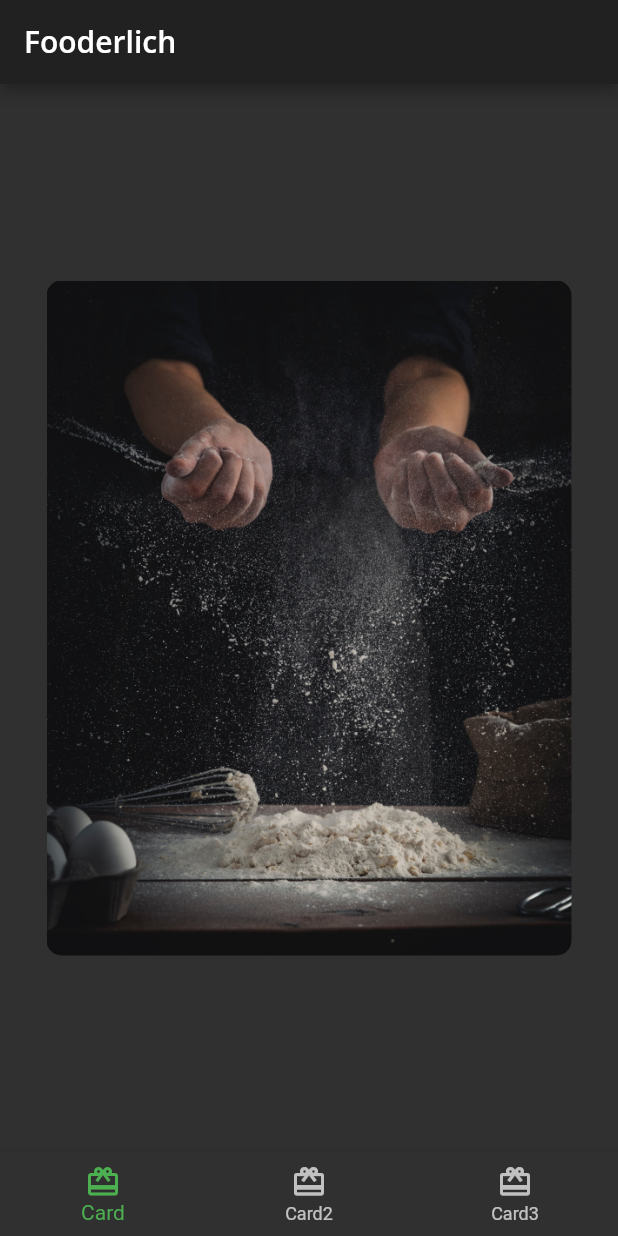
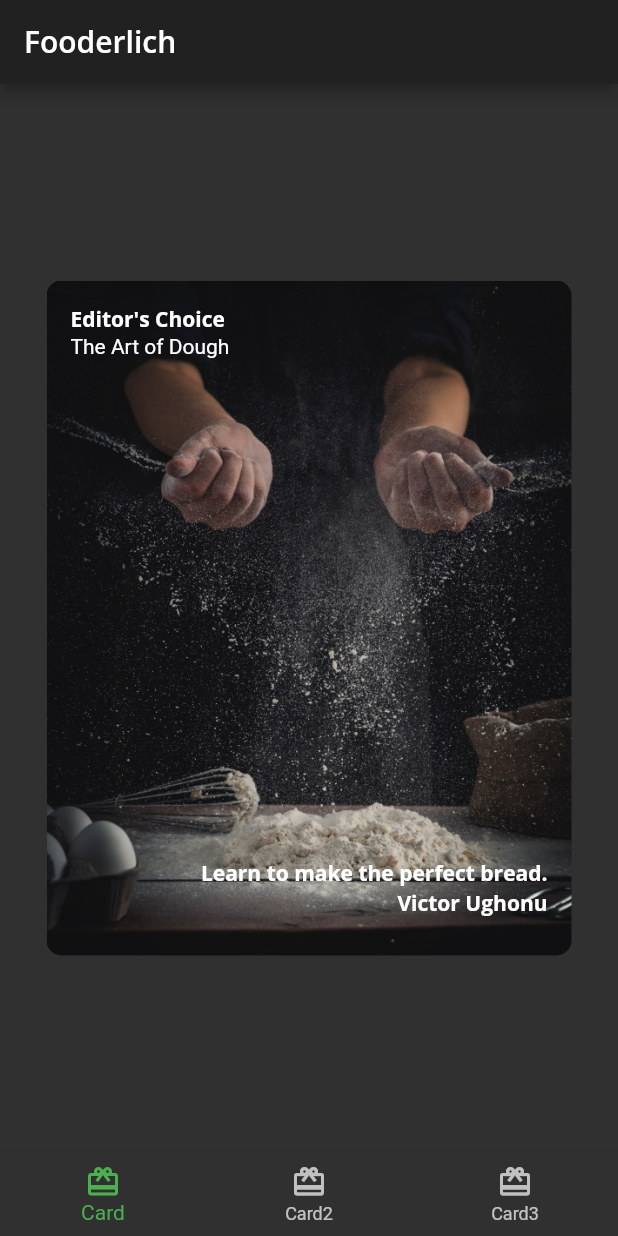
Before and after one commit to Miravicson/fooderlich, a Flutter app: the screen it shows after launch, on a phone screen of 412 x 824 dp. Run offline on Flutter 3.47's test engine with Material 2 defaults, Android fonts, the phone set to English and light mode, and no system bars; our stand-ins replace google_fonts.

Commit message:
Completed Card1

```diff
--- a/lib/card1.dart
+++ b/lib/card1.dart
@@ -1,9 +1,10 @@
 import 'package:flutter/material.dart';
+import 'package:fooderlich/fooderlich_theme.dart';
 
 class Card1 extends StatelessWidget {
   const Card1({super.key});
 
-  final String category = 'Editor\s Choice';
+  final String category = 'Editor\'s Choice';
   final String title = 'The Art of Dough';
   final String description = 'Learn to make the perfect bread.';
   final String chef = 'Victor Ughonu';
@@ -26,6 +27,37 @@ class Card1 extends StatelessWidget {
             Radius.circular(10.0),
           ),
         ),
+        child: Stack(
+          children: [
+            Text(
+              category,
+              style: FooderlichTheme.darkTextTheme.bodyLarge,
+            ),
+            Positioned(
+              top: 20,
+              child: Text(
+                title,
+                style: FooderlichTheme.darkTextTheme.headlineSmall,
+              ),
+            ),
+            Positioned(
+              bottom: 30,
+              right: 0,
+              child: Text(
+                description,
+                style: FooderlichTheme.darkTextTheme.bodyLarge,
+              ),
+            ),
+            Positioned(
+              bottom: 10,
+              right: 0,
+              child: Text(
+                chef,
+                style: FooderlichTheme.darkTextTheme.bodyLarge,
+              ),
+            )
+          ],
+        ),
       ),
     );
   }
```
